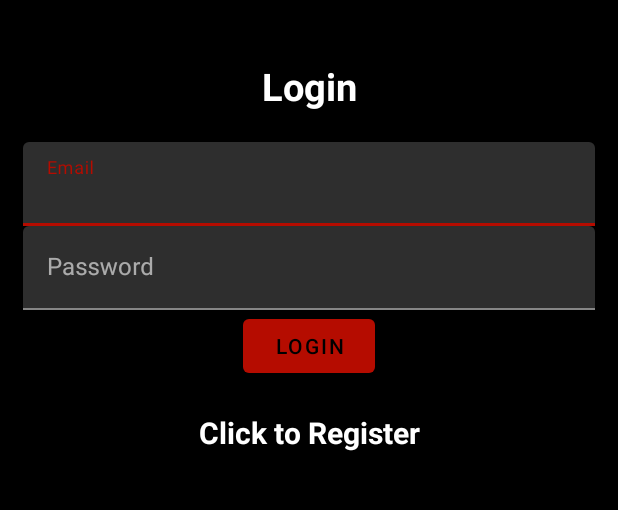
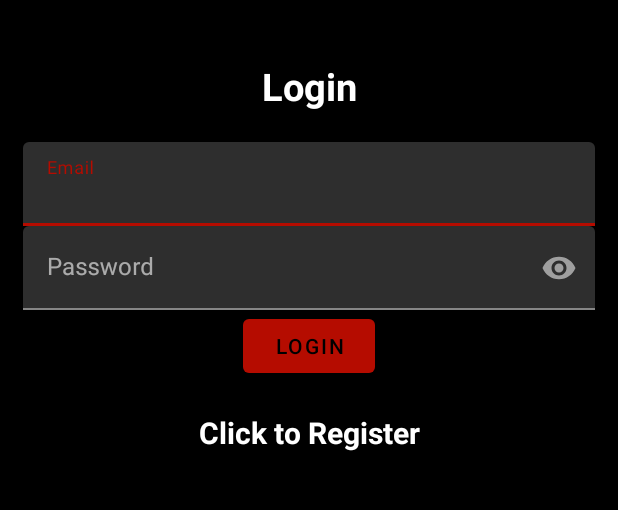
Before and after one commit to apchuhu/FitnessTracker, an Android app: the screen it shows after launch (Login), on a phone screen of 412 x 824 dp, the part 436-946 px from its top. Run offline under Robolectric (Android 15) with nearby library versions, the phone set to English and light mode, and no system bars; our stand-ins replace Firebase (no records; nobody signed in at launch, a user with empty details on screens opened directly).

Commit message:
hide password

```diff
--- a/app/src/main/res/layout/activity_login.xml
+++ b/app/src/main/res/layout/activity_login.xml
@@ -40,13 +40,18 @@
 
     <com.google.android.material.textfield.TextInputLayout
         android:layout_width="match_parent"
-        android:layout_height="wrap_content">
+        android:layout_height="wrap_content"
+        android:hint="@string/password"
+        app:passwordToggleEnabled="true"
+        >
 
         <com.google.android.material.textfield.TextInputEditText
             android:id="@+id/password"
             android:layout_width="match_parent"
             android:layout_height="wrap_content"
-            android:hint="@string/password" />
+            android:inputType="textPassword"
+            android:ems="15"
+            />
     </com.google.android.material.textfield.TextInputLayout>
 
     <ProgressBar
--- a/build.gradle.kts
+++ b/build.gradle.kts
@@ -1,9 +1,10 @@
 buildscript {
+    val agp_version by extra("8.2.2")
     dependencies {
         classpath("com.google.gms:google-services:4.4.1")
     }
 }
 // Top-level build file where you can add configuration options common to all sub-projects/modules.
 plugins {
-    id("com.android.application") version "8.3.0" apply false
+    id("com.android.application") version "8.2.2" apply false
 }
```
